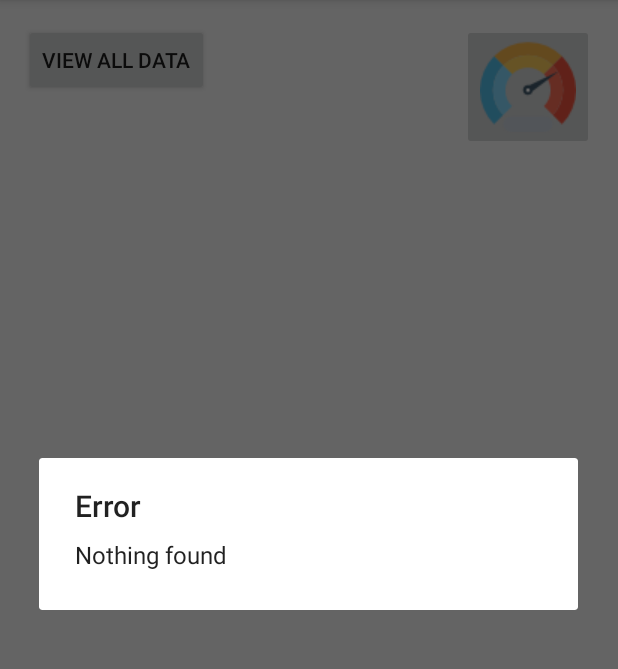
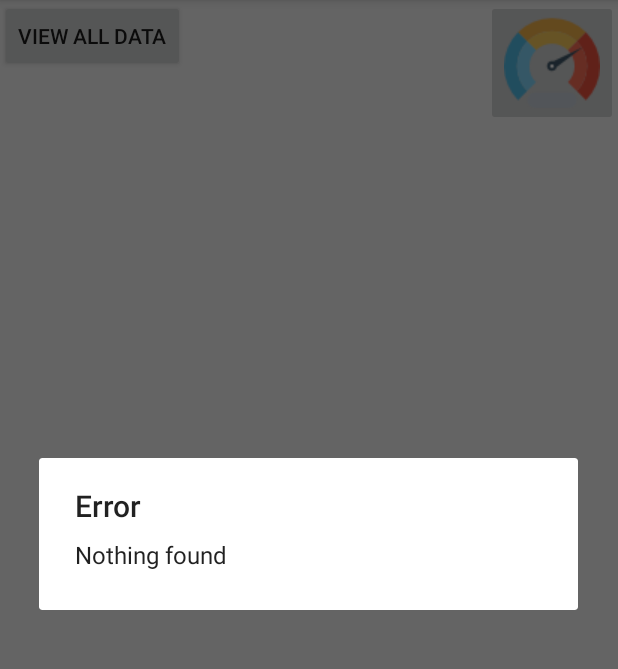
Before and after one commit to pcpatidar4488/PCPatidar, an Android app: the screen it shows after launch (MainActivity), after a tap on "VIEW ALL DATA", on a phone screen of 412 x 824 dp, the part 84-753 px from its top. Run offline under Robolectric (Android 15) with nearby library versions, the phone set to English and light mode, and no system bars.

```diff
--- a/Sample/app/src/main/AndroidManifest.xml
+++ b/Sample/app/src/main/AndroidManifest.xml
@@ -16,7 +16,7 @@
             </intent-filter>
         </activity>
         <activity android:name=".Ctreatepage" />
-        <activity android:name=".DatabaseHelper"></activity>
+        <activity android:name=".DatabaseHelper" />
     </application>
 
 </manifest>
--- a/Sample/app/src/main/java/com/example/berylsystem/sample_prash/MainActivity.java
+++ b/Sample/app/src/main/java/com/example/berylsystem/sample_prash/MainActivity.java
@@ -6,8 +6,14 @@ import android.support.v7.app.AlertDialog;
 import android.support.v7.app.AppCompatActivity;
 import android.os.Bundle;
 import android.view.View;
+import android.widget.ArrayAdapter;
 import android.widget.Button;
 import android.widget.ImageButton;
+import android.widget.ListAdapter;
+import android.widget.ListView;
+import android.widget.Toast;
+
+import java.util.ArrayList;
 
 public class MainActivity extends AppCompatActivity {
 
@@ -36,6 +42,26 @@ public class MainActivity extends AppCompatActivity {
                 startActivity(i);
             }
         });
+
+       /* ListView listview =(ListView) findViewById(R.id.listView);
+        ArrayList<String> theList = new ArrayList<>();
+        Cursor data = databaseHelper.getAllData();
+
+        if(data.getCount()==0)
+        {
+            Toast.makeText(MainActivity.this, "The Database was empty", Toast.LENGTH_LONG).show();
+        }
+        else
+        {
+            while (data.moveToNext()){
+                theList.add(data.getString(0));
+                theList.add(data.getString(1));
+                ListAdapter listAdapter = new ArrayAdapter<>(this,android.R.layout.simple_list_item_1);
+
+            }
+        }*/
+
+
     }
 
     public void viewAll() {
--- a/Sample/app/src/main/res/layout/activity_main.xml
+++ b/Sample/app/src/main/res/layout/activity_main.xml
@@ -3,10 +3,7 @@
     xmlns:tools="http://schemas.android.com/tools"
     android:layout_width="match_parent"
     android:layout_height="match_parent"
-    android:paddingBottom="@dimen/activity_vertical_margin"
-    android:paddingLeft="@dimen/activity_horizontal_margin"
-    android:paddingRight="@dimen/activity_horizontal_margin"
-    android:paddingTop="@dimen/activity_vertical_margin"
+
     tools:context="com.example.berylsystem.sample_prash.MainActivity">
 
     <ImageButton
```
Also changed, not shown: Sample/app/src/main/java/com/example/berylsystem/sample_prash/Ctreatepage.java (+4 -7 lines).
